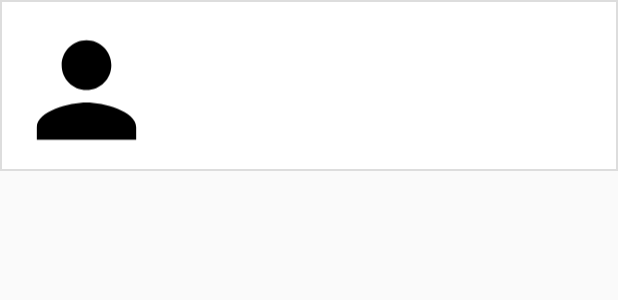
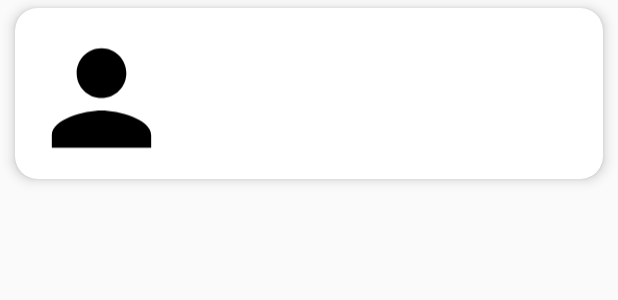
Before and after one commit to kitzeller/TeamUp, an Android app: the layout fragment_profile_details.xml on its own in the app's theme, with its tools: preview values and no code run, on a phone screen of 412 x 824 dp. Shown: the top 300 px of the screen. Run offline under Robolectric (Android 15) with nearby library versions, the phone set to English and light mode, and no system bars.

Commit message:
UI updates

```diff
--- a/app/src/main/java/wpi/jtkaplan/teamup/ClassesRVAdapter.java
+++ b/app/src/main/java/wpi/jtkaplan/teamup/ClassesRVAdapter.java
@@ -110,7 +110,7 @@ public class ClassesRVAdapter extends RecyclerView.Adapter<ClassesRVAdapter.Clas
         }
 
         public void setColor(int c) {
-            cv.setBackgroundResource(c);
+            cv.setCardBackgroundColor(cv.getResources().getColor(c));
         }
     }
 
--- a/app/src/main/java/wpi/jtkaplan/teamup/MemberFragment.java
+++ b/app/src/main/java/wpi/jtkaplan/teamup/MemberFragment.java
@@ -16,6 +16,7 @@ import com.google.firebase.storage.FirebaseStorage;
 import com.google.firebase.storage.StorageReference;
 import com.squareup.picasso.Picasso;
 
+import wpi.jtkaplan.teamup.image.PicassoCircleTransformation;
 import wpi.jtkaplan.teamup.model.Member;
 
 public class MemberFragment extends Fragment {
@@ -46,7 +47,8 @@ public class MemberFragment extends Fragment {
 
         // Using Picasso API to load image from URL into ImageView
         if (photoUrl != null) {
-            Picasso.get().load(photoUrl).into(profileImage);
+            Picasso.get().load(photoUrl).transform(new PicassoCircleTransformation())
+            .into(profileImage);
         }
 
         return v;
--- a/app/src/main/res/drawable/account_chip_bg.xml
+++ b/app/src/main/res/drawable/account_chip_bg.xml
@@ -1,5 +1,6 @@
 <?xml version="1.0" encoding="utf-8"?>
 <shape xmlns:android="http://schemas.android.com/apk/res/android"
+    android:elevation="10dp"
     android:shape="rectangle">
 
     <solid android:color="#fff" />
@@ -8,4 +9,10 @@
         android:width="1dp"
         android:color="#ddd" />
 
+    <corners
+        android:bottomLeftRadius="10dp"
+        android:bottomRightRadius="10dp"
+        android:topLeftRadius="10dp"
+        android:topRightRadius="10dp" />
+
 </shape>
--- a/app/src/main/res/layout/activity_login.xml
+++ b/app/src/main/res/layout/activity_login.xml
@@ -16,7 +16,6 @@
         android:layout_width="0dp"
         android:layout_height="0dp"
         android:layout_marginBottom="8dp"
-        android:background="@android:color/holo_blue_light"
         app:layout_constraintBottom_toTopOf="@+id/LOGIN_emailEditText"
         app:layout_constraintEnd_toEndOf="parent"
         app:layout_constraintHorizontal_bias="0.0"
@@ -25,7 +24,7 @@
         app:layout_constraintStart_toStartOf="parent"
         app:layout_constraintTop_toTopOf="parent"
         app:layout_constraintVertical_bias="1.0"
-        app:srcCompat="@android:color/holo_blue_light" />
+        app:srcCompat="@drawable/blue_gradient" />
 
     <Button
         android:id="@+id/LOGIN_createAccountButton"
--- a/app/src/main/res/layout/fragment_profile_details.xml
+++ b/app/src/main/res/layout/fragment_profile_details.xml
@@ -1,17 +1,20 @@
 <?xml version="1.0" encoding="utf-8"?>
-<android.support.constraint.ConstraintLayout xmlns:android="http://schemas.android.com/apk/res/android"
-    xmlns:tools="http://schemas.android.com/tools"
-    android:id="@+id/relativeLayout"
+<android.support.v7.widget.CardView xmlns:android="http://schemas.android.com/apk/res/android"
+    xmlns:app="http://schemas.android.com/apk/res-auto"
+    android:id="@+id/cv_profile"
     android:layout_width="match_parent"
     android:layout_height="wrap_content"
-    tools:context="wpi.jtkaplan.teamup.MainActivity">
+    android:layout_marginHorizontal="10dp"
+    android:layout_marginVertical="5dp"
+    android:background="@drawable/account_chip_bg"
+    app:cardCornerRadius="15dp"
+    app:cardElevation="5dp">
 
     <LinearLayout
         android:id="@+id/memberHolderView"
         android:layout_width="match_parent"
         android:layout_height="114dp"
         android:layout_gravity="center"
-        android:background="@drawable/account_chip_bg"
         android:orientation="horizontal"
         android:padding="8dp">
 
@@ -46,4 +49,5 @@
                 android:textSize="24sp" />
         </LinearLayout>
     </LinearLayout>
-</android.support.constraint.ConstraintLayout>
+
+</android.support.v7.widget.CardView>
--- a/app/src/main/res/layout/fragment_recyclerview.xml
+++ b/app/src/main/res/layout/fragment_recyclerview.xml
@@ -2,8 +2,7 @@
 <LinearLayout xmlns:android="http://schemas.android.com/apk/res/android"
     xmlns:app="http://schemas.android.com/apk/res-auto"
     android:layout_width="match_parent"
-    android:layout_height="match_parent"
-    android:padding="16dp">
+    android:layout_height="match_parent">
 
     <android.support.v7.widget.RecyclerView
         android:id="@+id/rv"
--- a/app/src/main/res/layout/item.xml
+++ b/app/src/main/res/layout/item.xml
@@ -4,10 +4,10 @@
     android:id="@+id/cv"
     android:layout_width="match_parent"
     android:layout_height="wrap_content"
-    android:layout_margin="10dp"
-    android:padding="5dp"
+    android:layout_marginHorizontal="15dp"
+    android:layout_marginVertical="10dp"
     app:cardBackgroundColor="@android:color/darker_gray"
-    app:cardCornerRadius="30dp"
+    app:cardCornerRadius="10dp"
     app:cardElevation="5dp"
     app:contentPadding="5dp">
 
--- a/app/src/main/res/values/styles.xml
+++ b/app/src/main/res/values/styles.xml
@@ -1,13 +1,14 @@
 <resources>
 
     <!-- Base application theme. -->
-    <style name="AppTheme" parent="Theme.AppCompat.Light.DarkActionBar">
+    <style name="AppTheme" parent="Theme.AppCompat.Light.NoActionBar">
         <!-- Customize your theme here. -->
         <item name="colorPrimary">@color/colorPrimary</item>
         <item name="colorPrimaryDark">@color/colorPrimaryDark</item>
         <item name="colorAccent">@color/colorAccent</item>
         <item name="floatingActionButtonStyle">@style/Widget.Design.FloatingActionButton</item>
         <item name="bottomNavigationStyle">@style/Widget.Design.BottomNavigationView</item>
+        <item name="android:statusBarColor">@android:color/holo_blue_light</item>
     </style>
 
 
```
Also changed, not shown: app/src/main/java/wpi/jtkaplan/teamup/ProfileFragment.java (+4 -4 lines), app/src/main/java/wpi/jtkaplan/teamup/image/PicassoCircleTransformation.java (added, +44 -0 lines), app/src/main/res/drawable/blue_gradient.xml (added, +7 -0 lines), app/src/main/res/layout/fragment_profile.xml (+14 -6 lines).
